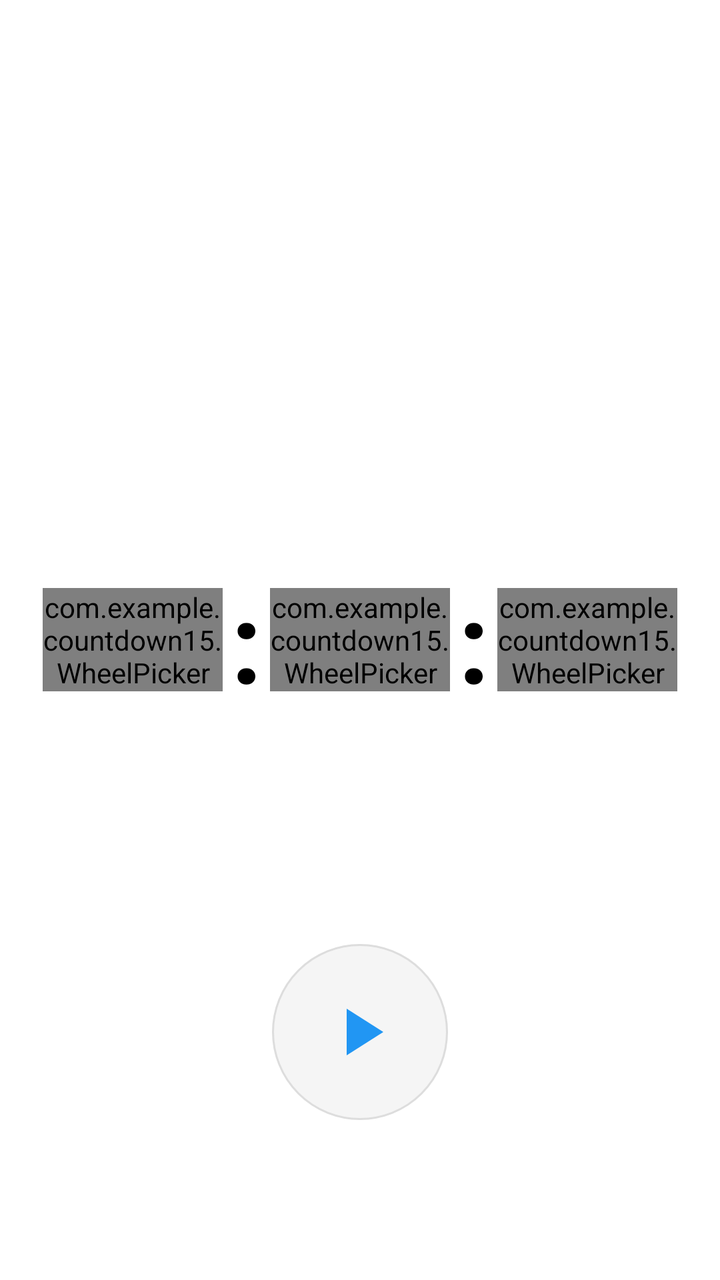
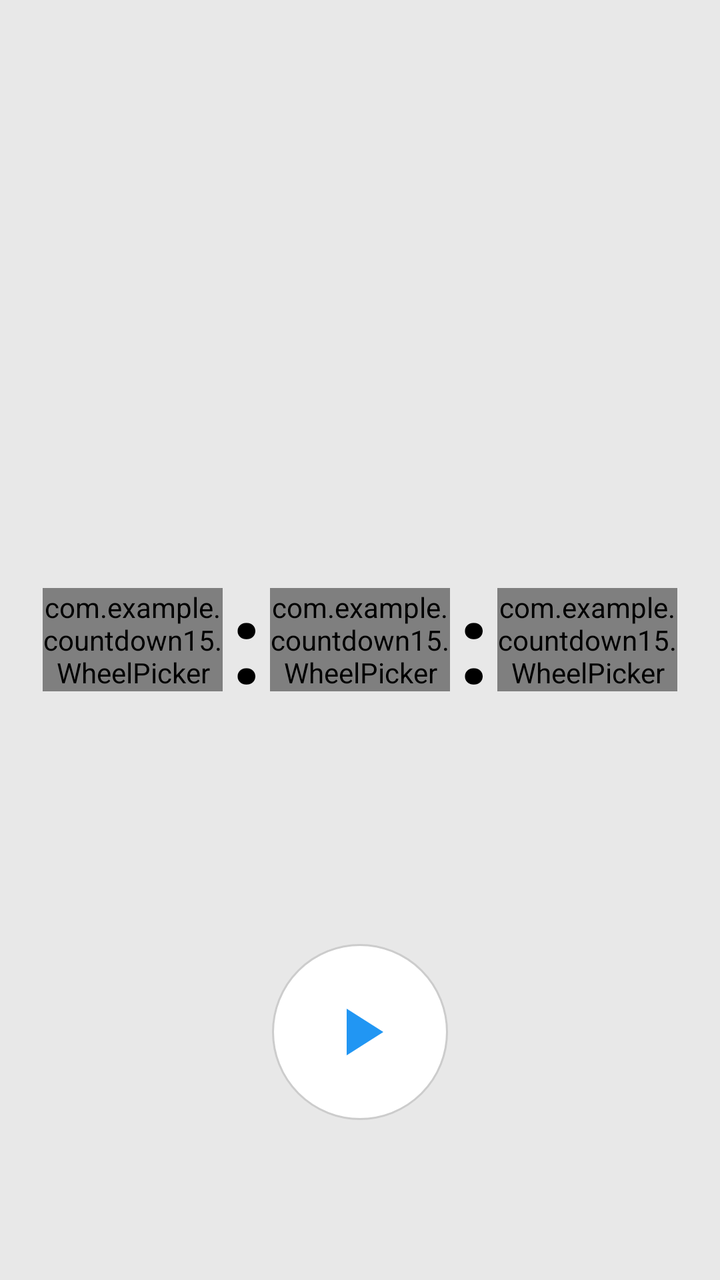

Screens rendered from an Android XML layout before and after an edit, with the pre-edit source and the edit as a unified diff.
<!-- AndroidManifest.xml: application theme AppTheme -->
<!-- res/layout/activity_main.xml -->
<?xml version="1.0" encoding="utf-8"?>
<FrameLayout xmlns:android="http://schemas.android.com/apk/res/android"
    xmlns:app="http://schemas.android.com/apk/res-auto"
    android:id="@+id/rootLayout"
    android:layout_width="match_parent"
    android:layout_height="match_parent"
    android:background="#FFFFFF">

    <TextView
        android:id="@+id/tvTimer"
        android:layout_width="wrap_content"
        android:layout_height="wrap_content"
        android:layout_gravity="center"
        android:textColor="#000000"
        android:textSize="72sp"
        android:textStyle="bold"
        android:visibility="gone" />

    <LinearLayout
        android:id="@+id/timePickerLayout"
        android:layout_width="wrap_content"
        android:layout_height="wrap_content"
        android:layout_gravity="center"
        android:orientation="horizontal"
        android:gravity="center_vertical"
        android:clipChildren="false"
        android:clipToPadding="false">

        <com.example.countdown15.WheelPicker
            android:id="@+id/npHour"
            android:layout_width="90dp"
            android:layout_height="wrap_content"
            android:clickable="true"
            android:focusable="true"
            app:wp_minValue="0"
            app:wp_maxValue="23"
            app:wp_value="0"
            app:wp_wrap="true"
            app:wp_visibleCount="5"
            app:wp_textSize="56sp" />

        <TextView
            android:layout_width="wrap_content"
            android:layout_height="wrap_content"
            android:text=":"
            android:textColor="#000000"
            android:textSize="56sp"
            android:textStyle="bold"
            android:layout_marginHorizontal="4dp" />

        <com.example.countdown15.WheelPicker
            android:id="@+id/npMinute"
            android:layout_width="90dp"
            android:layout_height="wrap_content"
            android:clickable="true"
            android:focusable="true"
            app:wp_minValue="0"
            app:wp_maxValue="59"
            app:wp_value="0"
            app:wp_wrap="true"
            app:wp_visibleCount="5"
            app:wp_textSize="56sp" />

        <TextView
            android:layout_width="wrap_content"
            android:layout_height="wrap_content"
            android:text=":"
            android:textColor="#000000"
            android:textSize="56sp"
            android:textStyle="bold"
            android:layout_marginHorizontal="4dp" />

        <com.example.countdown15.WheelPicker
            android:id="@+id/npSecond"
            android:layout_width="90dp"
            android:layout_height="wrap_content"
            android:clickable="true"
            android:focusable="true"
            app:wp_minValue="0"
            app:wp_maxValue="59"
            app:wp_value="15"
            app:wp_wrap="true"
            app:wp_visibleCount="5"
            app:wp_textSize="56sp" />

    </LinearLayout>

    <FrameLayout
        android:id="@+id/btnStart"
        android:layout_width="88dp"
        android:layout_height="88dp"
        android:layout_gravity="bottom|center_horizontal"
        android:layout_marginBottom="80dp"
        android:background="@drawable/bg_circle_button"
        android:clickable="true"
        android:focusable="true">

        <ImageView
            android:layout_width="40dp"
            android:layout_height="40dp"
            android:layout_gravity="center"
            android:src="@drawable/ic_play"
            android:contentDescription="开始" />

    </FrameLayout>

    <FrameLayout
        android:id="@+id/btnStop"
        android:layout_width="88dp"
        android:layout_height="88dp"
        android:layout_gravity="bottom|center_horizontal"
        android:layout_marginBottom="80dp"
        android:background="@drawable/bg_circle_button"
        android:clickable="true"
        android:focusable="true"
        android:visibility="gone">

        <ImageView
            android:layout_width="36dp"
            android:layout_height="36dp"
            android:layout_gravity="center"
            android:src="@drawable/ic_stop"
            android:contentDescription="停止" />

    </FrameLayout>

    <TextView
        android:id="@+id/tvVersion"
        android:layout_width="wrap_content"
        android:layout_height="wrap_content"
        android:layout_gravity="bottom|end"
        android:layout_margin="12dp"
        android:textColor="#999999"
        android:textSize="12sp"
        android:text="" />

</FrameLayout>
<!-- resources referenced by this layout -->
<resources>
  <!-- drawable bg_circle_button (drawable) -->
  <?xml version="1.0" encoding="utf-8"?>
  <shape xmlns:android="http://schemas.android.com/apk/res/android"
      android:shape="oval">
      <solid android:color="#F5F5F5" />
      <stroke
          android:width="1dp"
          android:color="#DDDDDD" />
  </shape>
  <!-- drawable ic_play (drawable) -->
  <?xml version="1.0" encoding="utf-8"?>
  <vector xmlns:android="http://schemas.android.com/apk/res/android"
      android:width="24dp"
      android:height="24dp"
      android:viewportWidth="24"
      android:viewportHeight="24">
      <path
          android:fillColor="#2196F3"
          android:pathData="M8,5v14l11,-7z" />
  </vector>
  <!-- drawable ic_stop (drawable) -->
  <?xml version="1.0" encoding="utf-8"?>
  <vector xmlns:android="http://schemas.android.com/apk/res/android"
      android:width="24dp"
      android:height="24dp"
      android:viewportWidth="24"
      android:viewportHeight="24">
      <path
          android:fillColor="#F44336"
          android:pathData="M6,6h12v12h-12z" />
  </vector>
  <style name="AppTheme" parent="Theme.AppCompat.Light.NoActionBar">
          <item name="android:windowBackground">#FFFFFF</item>
          <item name="android:textColorPrimary">#000000</item>
          <item name="android:textColorSecondary">#CCCCCC</item>
          <item name="colorAccent">#2196F3</item>
      </style>
</resources>

<!-- the commit's change to res/layout/activity_main.xml (unified diff, before → after) -->
@@ -4,7 +4,7 @@
     android:id="@+id/rootLayout"
     android:layout_width="match_parent"
     android:layout_height="match_parent"
-    android:background="#FFFFFF">
+    android:background="#E8E8E8">
 
     <TextView
         android:id="@+id/tvTimer"
<!-- resource entries referenced after the edit -->
@@ -4,10 +4,8 @@
   <?xml version="1.0" encoding="utf-8"?>
   <shape xmlns:android="http://schemas.android.com/apk/res/android"
       android:shape="oval">
-      <solid android:color="#F5F5F5" />
-      <stroke
-          android:width="1dp"
-          android:color="#DDDDDD" />
+      <solid android:color="#FFFFFF" />
+      <stroke android:width="1dp" android:color="#CCCCCC" />
   </shape>
   <!-- drawable ic_play (drawable) -->
   <?xml version="1.0" encoding="utf-8"?>
